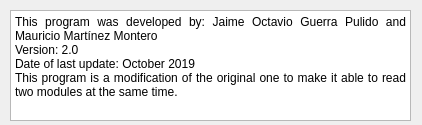
Above: MonTemp/info.ui from Julian-RC/Inter-Mon-Temp before the change. Below: the same form after it.
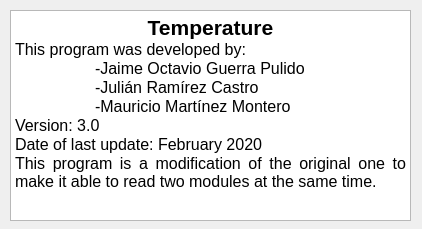
That is the form after the change.

```diff
--- a/MonTemp/info.ui
+++ b/MonTemp/info.ui
@@ -7,7 +7,7 @@
     <x>0</x>
     <y>0</y>
     <width>422</width>
-    <height>125</height>
+    <height>229</height>
    </rect>
   </property>
   <property name="windowTitle">
@@ -19,7 +19,7 @@
      <x>10</x>
      <y>10</y>
      <width>401</width>
-     <height>111</height>
+     <height>211</height>
     </rect>
    </property>
    <property name="html">
@@ -27,10 +27,14 @@
 &lt;html&gt;&lt;head&gt;&lt;meta name=&quot;qrichtext&quot; content=&quot;1&quot; /&gt;&lt;style type=&quot;text/css&quot;&gt;
 p, li { white-space: pre-wrap; }
 &lt;/style&gt;&lt;/head&gt;&lt;body style=&quot; font-family:'Sans Serif'; font-size:9pt; font-weight:400; font-style:normal;&quot;&gt;
-&lt;p align=&quot;justify&quot; style=&quot; margin-top:0px; margin-bottom:0px; margin-left:0px; margin-right:0px; -qt-block-indent:0; text-indent:0px;&quot;&gt;This program was developed by: Jaime Octavio Guerra Pulido and Mauricio Martínez Montero&lt;/p&gt;
-&lt;p align=&quot;justify&quot; style=&quot; margin-top:0px; margin-bottom:0px; margin-left:0px; margin-right:0px; -qt-block-indent:0; text-indent:0px;&quot;&gt;Version: 2.0&lt;/p&gt;
-&lt;p align=&quot;justify&quot; style=&quot; margin-top:0px; margin-bottom:0px; margin-left:0px; margin-right:0px; -qt-block-indent:0; text-indent:0px;&quot;&gt;Date of last update: October 2019&lt;/p&gt;
-&lt;p align=&quot;justify&quot; style=&quot; margin-top:0px; margin-bottom:0px; margin-left:0px; margin-right:0px; -qt-block-indent:0; text-indent:0px;&quot;&gt;This program is a modification of the original one to make it able to read two modules at the same time.&lt;/p&gt;&lt;/body&gt;&lt;/html&gt;</string>
+&lt;p align=&quot;center&quot; style=&quot; margin-top:0px; margin-bottom:0px; margin-left:0px; margin-right:0px; -qt-block-indent:0; text-indent:0px;&quot;&gt;&lt;span style=&quot; font-size:16pt; font-weight:600;&quot;&gt;Temperature&lt;/span&gt;&lt;/p&gt;
+&lt;p align=&quot;justify&quot; style=&quot; margin-top:0px; margin-bottom:0px; margin-left:0px; margin-right:0px; -qt-block-indent:0; text-indent:0px;&quot;&gt;&lt;span style=&quot; font-size:12pt;&quot;&gt;This program was developed by: &lt;/span&gt;&lt;/p&gt;
+&lt;p align=&quot;justify&quot; style=&quot; margin-top:0px; margin-bottom:0px; margin-left:0px; margin-right:0px; -qt-block-indent:0; text-indent:0px;&quot;&gt;&lt;span style=&quot; font-size:12pt;&quot;&gt;	-Jaime Octavio Guerra Pulido &lt;/span&gt;&lt;/p&gt;
+&lt;p align=&quot;justify&quot; style=&quot; margin-top:0px; margin-bottom:0px; margin-left:0px; margin-right:0px; -qt-block-indent:0; text-indent:0px;&quot;&gt;&lt;span style=&quot; font-size:12pt;&quot;&gt;	-Julián Ramírez Castro&lt;/span&gt;&lt;/p&gt;
+&lt;p align=&quot;justify&quot; style=&quot; margin-top:0px; margin-bottom:0px; margin-left:0px; margin-right:0px; -qt-block-indent:0; text-indent:0px;&quot;&gt;&lt;span style=&quot; font-size:12pt;&quot;&gt;	-Mauricio Martínez Montero&lt;/span&gt;&lt;/p&gt;
+&lt;p align=&quot;justify&quot; style=&quot; margin-top:0px; margin-bottom:0px; margin-left:0px; margin-right:0px; -qt-block-indent:0; text-indent:0px;&quot;&gt;&lt;span style=&quot; font-size:12pt;&quot;&gt;Version: 3.0&lt;/span&gt;&lt;/p&gt;
+&lt;p align=&quot;justify&quot; style=&quot; margin-top:0px; margin-bottom:0px; margin-left:0px; margin-right:0px; -qt-block-indent:0; text-indent:0px;&quot;&gt;&lt;span style=&quot; font-size:12pt;&quot;&gt;Date of last update: February 2020&lt;/span&gt;&lt;/p&gt;
+&lt;p align=&quot;justify&quot; style=&quot; margin-top:0px; margin-bottom:0px; margin-left:0px; margin-right:0px; -qt-block-indent:0; text-indent:0px;&quot;&gt;&lt;span style=&quot; font-size:12pt;&quot;&gt;This program is a modification of the original one to make it able to read two modules at the same time.&lt;/span&gt;&lt;/p&gt;&lt;/body&gt;&lt;/html&gt;</string>
    </property>
   </widget>
  </widget>
```
